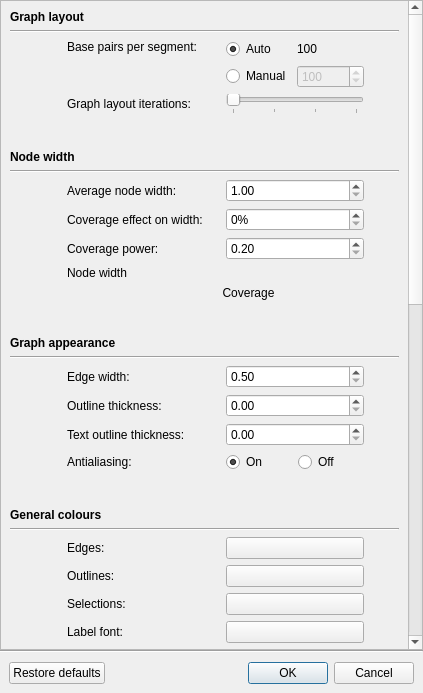
Above: ui/settingsdialog.ui from rrwick/Bandage before the change. Below: the same form after it.
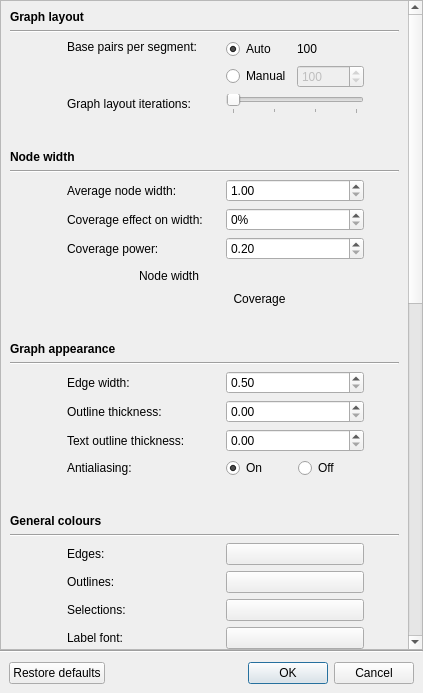
That is the form after the change. Custom widgets are drawn as their Qt base class.

Commit message: Working on node width visual aid

Patch:
```diff
--- a/ui/settingsdialog.ui
+++ b/ui/settingsdialog.ui
@@ -40,7 +40,7 @@
         <x>0</x>
         <y>0</y>
         <width>404</width>
-        <height>1421</height>
+        <height>1428</height>
        </rect>
       </property>
       <layout class="QGridLayout" name="gridLayout_2">
@@ -1780,31 +1780,8 @@
           <property name="bottomMargin">
            <number>0</number>
           </property>
-          <item row="0" column="0">
-           <widget class="VerticalLabel" name="label_37">
-            <property name="sizePolicy">
-             <sizepolicy hsizetype="Minimum" vsizetype="Preferred">
-              <horstretch>0</horstretch>
-              <verstretch>0</verstretch>
-             </sizepolicy>
-            </property>
-            <property name="text">
-             <string>Node width</string>
-            </property>
-           </widget>
-          </item>
-          <item row="0" column="1">
-           <widget class="NodeWidthVisualAid" name="widget_9" native="true">
-            <property name="sizePolicy">
-             <sizepolicy hsizetype="Expanding" vsizetype="Preferred">
-              <horstretch>0</horstretch>
-              <verstretch>0</verstretch>
-             </sizepolicy>
-            </property>
-           </widget>
-          </item>
-          <item row="1" column="1">
-           <widget class="QLabel" name="label">
+          <item row="1" column="3">
+           <widget class="QLabel" name="label_38">
             <property name="text">
              <string>Coverage</string>
             </property>
@@ -1813,6 +1790,78 @@
             </property>
            </widget>
           </item>
+          <item row="0" column="3">
+           <widget class="NodeWidthVisualAid" name="nodeWidthVisualAid" native="true">
+            <property name="sizePolicy">
+             <sizepolicy hsizetype="Expanding" vsizetype="Preferred">
+              <horstretch>0</horstretch>
+              <verstretch>0</verstretch>
+             </sizepolicy>
+            </property>
+            <zorder>label</zorder>
+           </widget>
+          </item>
+          <item row="0" column="2">
+           <widget class="VerticalLabel" name="label_37">
+            <property name="sizePolicy">
+             <sizepolicy hsizetype="Minimum" vsizetype="Preferred">
+              <horstretch>0</horstretch>
+              <verstretch>0</verstretch>
+             </sizepolicy>
+            </property>
+            <property name="text">
+             <string>Node width</string>
+            </property>
+           </widget>
+          </item>
+          <item row="0" column="1">
+           <spacer name="horizontalSpacer_5">
+            <property name="orientation">
+             <enum>Qt::Horizontal</enum>
+            </property>
+            <property name="sizeType">
+             <enum>QSizePolicy::Fixed</enum>
+            </property>
+            <property name="sizeHint" stdset="0">
+             <size>
+              <width>50</width>
+              <height>20</height>
+             </size>
+            </property>
+           </spacer>
+          </item>
+          <item row="0" column="4">
+           <spacer name="horizontalSpacer_6">
+            <property name="orientation">
+             <enum>Qt::Horizontal</enum>
+            </property>
+            <property name="sizeType">
+             <enum>QSizePolicy::Fixed</enum>
+            </property>
+            <property name="sizeHint" stdset="0">
+             <size>
+              <width>50</width>
+              <height>20</height>
+             </size>
+            </property>
+           </spacer>
+          </item>
+          <item row="0" column="0">
+           <widget class="InfoTextWidget" name="nodeWidthPlotInfoText" native="true">
+            <property name="sizePolicy">
+             <sizepolicy hsizetype="Fixed" vsizetype="Fixed">
+              <horstretch>0</horstretch>
+              <verstretch>0</verstretch>
+             </sizepolicy>
+            </property>
+            <property name="minimumSize">
+             <size>
+              <width>16</width>
+              <height>16</height>
+             </size>
+            </property>
+           </widget>
+          </item>
          </layout>
         </widget>
        </item>
```
The commit also changes 6 other files.
